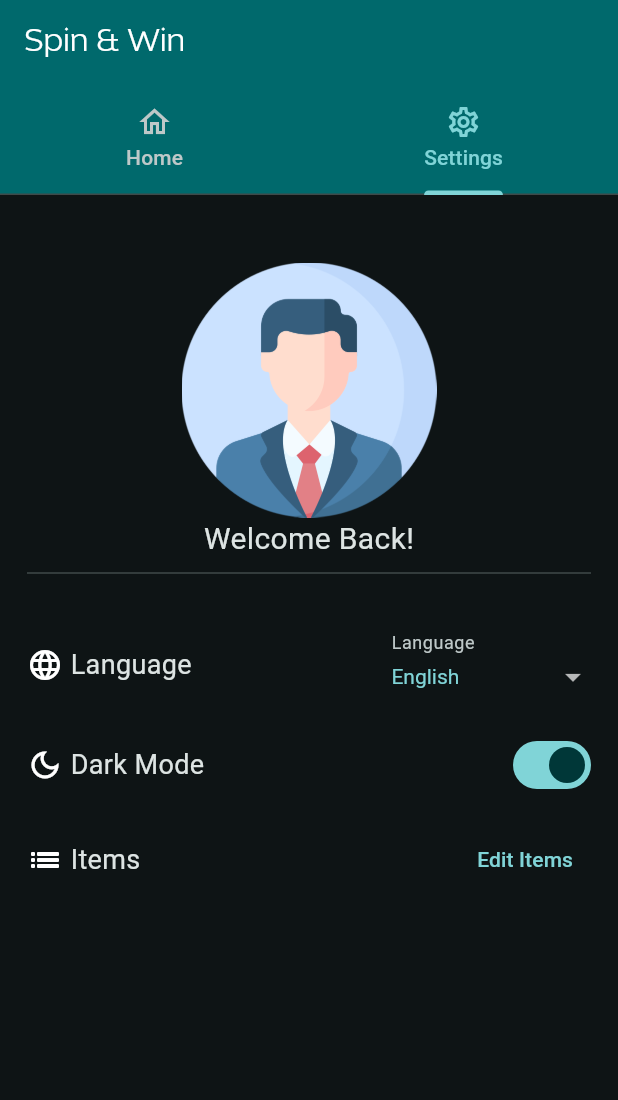
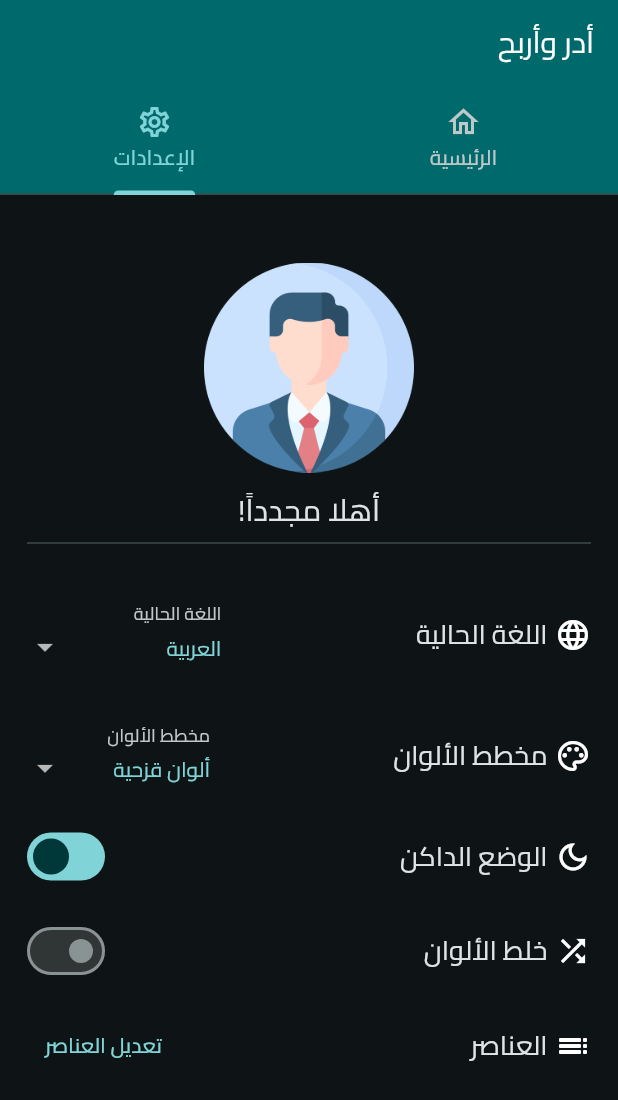
Before and after one commit to MohammadBali/Spin_The_Wheel, a Flutter app: the screen it shows after launch, tab 2 chosen, on a phone screen of 412 x 824 dp. Shown: the top 1100 px of the screen. Run offline on Flutter 3.47's test engine with Material 3 defaults, Android fonts, the light colour scheme and no system bars; our stand-ins replace animated_splash_screen, audioplayers, bloc, conditional_builder_null_safety, flutter_bloc, flutter_fortune_wheel and 4 more; accounts and stored records are empty.

Commit message:
Independent Experiment UI Changes Wheel Color Repaint
Stable: 1.0.2

```diff
--- a/lib/layout/cubit/cubit.dart
+++ b/lib/layout/cubit/cubit.dart
@@ -176,6 +176,8 @@ class AppCubit extends Cubit<AppStates>
   ///List of Colors
   late List<Color> wheelColors;
 
+  ///Shuffle Colors?
+  bool shuffleColors=false;
 
   ///Set The Colors Range for the Wheel
   void setWheelColors()
@@ -183,11 +185,38 @@ class AppCubit extends Cubit<AppStates>
     wheelColors = generateHarmoniousColors(
       currentColorScheme(),
       count: 12, // Generate 12 harmonious colors
+      isRainbow: currentColorChoice != colorChoices[0]? false : true,
     );
 
-    wheelColors.shuffle();
+    if(shuffleColors)
+    {
+      wheelColors.shuffle();
+    }
 
     emit(AppChangeWheelColorsState());
+  }
+
+  ///Set Shuffle Colors
+  void changeShuffleColor()
+  {
+    shuffleColors = !shuffleColors;
+    emit(AppSetShuffleColorState());
+  }
+
+  ///List of Color Choices
+  List<String> colorChoices=['rainbow_choices', 'color_scheme_choices'];
+
+  ///Current Color Choice; aka rainbow Choice
+  static String? currentColorChoice;
+
+  ///Set The Choice
+  void setCurrentColorChoice(String value)
+  {
+    colorChoices.contains(value)
+      ?currentColorChoice = value
+      :currentColorChoice = colorChoices[0];
+
+    emit(AppSetCurrentColorChoiceState());
   }
   //--------------------------------------------------\\
 
--- a/lib/layout/cubit/states.dart
+++ b/lib/layout/cubit/states.dart
@@ -87,7 +87,13 @@ class AppSpinWheelErrorState extends AppStates{
 
 class AppSpinWheelNoMoreAttemptsState extends AppStates{}
 
+//WHEEL COLORS
+
 class AppChangeWheelColorsState extends AppStates{}
+
+class AppSetShuffleColorState extends AppStates{}
+
+class AppSetCurrentColorChoiceState extends AppStates{}
 
 //------------------------------------
 
--- a/lib/main.dart
+++ b/lib/main.dart
@@ -15,7 +15,11 @@ Future<void> main() async
 
   //Load Language using Localization
   AppCubit.language= CacheHelper.getData(key: 'language');
-  AppCubit.language ??= 'en';
+  AppCubit.language ??= 'ar';
+
+
+  AppCubit.currentColorChoice = CacheHelper.getData(key: 'currentColorChoice');
+  AppCubit.currentColorChoice??='rainbow_choices';
 
   // Set the Initial Local; Language
   await Localization.load(Locale(AppCubit.language!));
--- a/lib/modules/Home/Home.dart
+++ b/lib/modules/Home/Home.dart
@@ -1,5 +1,4 @@
 import 'dart:async';
-import 'dart:math';
 import 'package:audioplayers/audioplayers.dart';
 import 'package:conditional_builder_null_safety/conditional_builder_null_safety.dart';
 import 'package:flutter_fortune_wheel/flutter_fortune_wheel.dart';
@@ -233,8 +232,10 @@ class _HomeState extends State<Home> {
         return FortuneItem(
           child: Text(
               choice.label!,
+              overflow: TextOverflow.ellipsis,
+              maxLines: 2,
               style: TextStyle(
-                fontSize: 18,
+                fontSize: 16,
                 fontFamily: AppCubit.language == 'ar'
                     ?'Cairo'
                     :'WithoutSans'
--- a/lib/modules/Items/Edit_Items.dart
+++ b/lib/modules/Items/Edit_Items.dart
@@ -1,7 +1,6 @@
 import 'package:spinning_wheel/models/ItemModel/ItemModel.dart';
 import 'package:spinning_wheel/shared/components/Imports/default_imports.dart';
 import 'package:spinning_wheel/shared/components/app_components.dart';
-import 'package:string_extensions/string_extensions.dart';
 
 class EditItems extends StatefulWidget {
   ItemModel item;
--- a/lib/modules/Items/Items.dart
+++ b/lib/modules/Items/Items.dart
@@ -3,7 +3,6 @@ import 'package:spinning_wheel/models/ItemModel/ItemModel.dart';
 import 'package:spinning_wheel/modules/Items/Edit_Items.dart';
 import 'package:spinning_wheel/shared/components/Imports/default_imports.dart';
 import 'package:spinning_wheel/shared/components/app_components.dart';
-import 'package:string_extensions/string_extensions.dart';
 
 class AllItems extends StatefulWidget {
   const AllItems({super.key});
--- a/lib/modules/Settings/Settings.dart
+++ b/lib/modules/Settings/Settings.dart
@@ -12,7 +12,9 @@ class _SettingsState extends State<Settings> {
 
   List<String> listOfLanguages = ['ar','en'];
 
-  String currentLanguage= AppCubit.language??='en';
+  String currentLanguage= AppCubit.language??='ar';
+
+  String currentColorChoice = AppCubit.currentColorChoice??='rainbow_choices';
 
   @override
   Widget build(BuildContext context)
@@ -58,13 +60,15 @@ class _SettingsState extends State<Settings> {
 
       Center(
         child: CircleAvatar(
-          radius: 85,
+          radius: 70,
           backgroundColor: Colors.transparent,
           child: Image(
             image: AssetImage('assets/images/personal/personal.png'),
           ),
         ),
       ),
+
+      const SizedBox(height: 10,),
 
       Text(
         '${Localization.translate('welcome_back')}!',
@@ -132,7 +136,87 @@ class _SettingsState extends State<Settings> {
                             child: Row(
                               children: [
                                 Text(
-                                    value == 'ar' ? 'Arabic' : 'English'
+                                  value == 'ar' ? Localization.translate('arabic') : Localization.translate('english'),
+                                  style: TextStyle(fontFamily: AppCubit.language == 'ar'? 'Cairo' : null),
+                                ),
+                              ],
+                            ),
+                          );
+                        }).toList(),
+                      ),
+                    ),
+                  );
+                },
+              ),
+            ),
+          ),
+        ],
+      ),
+
+      const SizedBox(height: 25,),
+
+      Row(
+        mainAxisAlignment: MainAxisAlignment.start,
+        children:
+        [
+          const Icon(Icons.color_lens_outlined),
+
+          const SizedBox(width: 5,),
+
+          Text(
+            Localization.translate('coloring_scheme'),
+            style: textStyleBuilder(fontSize: 18),
+          ),
+
+          const Spacer(),
+
+          Expanded(
+            child: Align(
+              alignment: AlignmentDirectional.centerStart,
+              child: FormField<String>(
+                builder: (FormFieldState<String> state) {
+                  return InputDecorator(
+                    decoration: InputDecoration(
+                      enabledBorder: InputBorder.none,
+                      border: InputBorder.none,
+                      focusedBorder: InputBorder.none,
+                      errorStyle:const TextStyle(color: Colors.redAccent, fontSize: 16.0),
+                      labelText: Localization.translate('coloring_scheme'),
+                    ),
+
+                    child: DropdownButtonHideUnderline(
+                      child: DropdownButton<String>(
+                        isExpanded: true,
+                        style: TextStyle(color: cubit.isDarkTheme? defaultDarkColor : defaultColor),
+                        value: currentColorChoice,
+                        isDense: true,
+                        onChanged: (newValue) {
+                          setState(() {
+                            currentColorChoice = newValue!;
+                            state.didChange(newValue);
+
+                            CacheHelper.saveData(key: 'currentColorChoice', value: newValue).then((value){
+                              cubit.setCurrentColorChoice(newValue);
+
+                            }).catchError((error)
+                            {
+                              debugPrint('ERROR WHILE SWITCHING COLOR SCHEME, ${error.toString()}');
+                              snackBarBuilder(message: error.toString(), context: context);
+                            });
+                          });
+                        },
+
+                        items: cubit.colorChoices.map((String value) {
+                          return DropdownMenuItem<String>(
+                            value: value,
+                            child: Row(
+                              children: [
+                                Expanded(
+                                  child: Text(
+                                    Localization.translate(value),
+                                    overflow: TextOverflow.ellipsis,
+                                    style: TextStyle(fontFamily: AppCubit.language == 'ar'? 'Cairo' : null),
+                                  ),
                                 ),
                               ],
                             ),
@@ -187,6 +271,39 @@ class _SettingsState extends State<Settings> {
         mainAxisAlignment: MainAxisAlignment.start,
         children:
         [
+          Icon(
+              cubit.shuffleColors
+                  ?Icons.shuffle_on_outlined
+                  :Icons.shuffle_outlined
+          ),
+
+          const SizedBox(width: 5,),
+
+          Text(
+            Localization.translate('shuffle_color'),
+            style: textStyleBuilder(fontSize: 18),
+          ),
+
+          const Spacer(),
+
+          Switch(
+            value: cubit.shuffleColors,
+            padding: EdgeInsets.zero,
+            onChanged: (val)
+            {
+              cubit.changeShuffleColor();
+            },
+
+          ),
+        ],
+      ),
+
+      const SizedBox(height: 15,),
+
+      Row(
+        mainAxisAlignment: MainAxisAlignment.start,
+        children:
+        [
           Icon(Icons.list_outlined),
 
           const SizedBox(width: 5,),
--- a/lib/shared/components/Localization/languages.dart
+++ b/lib/shared/components/Localization/languages.dart
@@ -19,6 +19,9 @@ const Map<String,String> en={
   'exit':'Exit',
   'language_name_general_settings':'Language',
 
+  'arabic':'Arabic',
+
+  'english':'English',
 
   //App Bar
   'appBar_title_home':'Spin & Win',
@@ -83,6 +86,8 @@ const Map<String,String> en={
 
   'welcome_back':'Welcome Back',
   'dark_mode':'Dark Mode',
+
+  'shuffle_color':'Shuffle Colors',
   'sign_out':'Sign Out & Exit',
 
   'items':'Items',
@@ -90,6 +95,12 @@ const Map<String,String> en={
   'items_details':'Items Details',
 
   'edit_items':'Edit Items',
+
+  'coloring_scheme':'Scheme',
+
+  'rainbow_choices':'Rainbow Colors',
+
+  'color_scheme_choices':'From Current Scheme',
 
   //--------------------------------------------------------------------\\
 
@@ -156,7 +167,11 @@ const Map<String,String> ar={
 
   'error':'حدث خطأ أثناء العملية',
   'exit':'الخروج',
-  'language_name_general_settings':'اللغة',
+  'language_name_general_settings':'اللغة الحالية',
+
+  'arabic':'العربية',
+
+  'english':'الإنجليزية',
 
   //App Bar
 
@@ -224,6 +239,8 @@ const Map<String,String> ar={
 
   'dark_mode':'الوضع الداكن',
 
+  'shuffle_color':'خلط الألوان',
+
   'sign_out':'تسجيل الخروج والإغلاق',
 
   'items':'العناصر',
@@ -231,6 +248,14 @@ const Map<String,String> ar={
   'items_details':'تفاصيل العناصر',
 
   'edit_items':'تعديل العناصر',
+
+  'coloring_scheme':'مخطط الألوان',
+
+  'rainbow_choices':'ألوان قزحية',
+
+  'color_scheme_choices':'من مخطط الألوان الحالي',
+
+
 
   //--------------------------------------------------------------------\\
 
--- a/lib/shared/components/app_components.dart
+++ b/lib/shared/components/app_components.dart
@@ -1,5 +1,6 @@
 import 'dart:ui';
 
+import 'package:hexcolor/hexcolor.dart';
 import 'Imports/default_imports.dart';
 
 ///Checks if a String is numeric
@@ -11,8 +12,34 @@ bool isNumeric(String? s) {
 }
 
 ///Generate Colors
-List<Color> generateHarmoniousColors(ColorScheme colorScheme, {int count = 10}) {
-  // Base colors from ColorScheme
+List<Color> generateHarmoniousColors(ColorScheme colorScheme, {int count = 10, bool isRainbow=true}) {
+
+  if(isRainbow)
+  {
+    //List Of Rainbow colors
+    List<Color> preferred=
+    [
+      HexColor('3ac7fd'),
+      HexColor('0bcee0'),
+      HexColor('5dda76'),
+      HexColor('fdfc2e'),
+      HexColor('fec321'),
+      HexColor('ff8c56'),
+      HexColor('ff3b2b'),
+      HexColor('ff4433'),
+      HexColor('bb4fb4'),
+      HexColor('9b5ac0'),
+      HexColor('5d6bd4'),
+    ];
+
+
+    return preferred;
+  }
+
+  else
+  {
+    //Base colors from ColorScheme
+
     List<Color> baseColors = [
       colorScheme.primary,
       colorScheme.secondary,
@@ -42,6 +69,10 @@ List<Color> generateHarmoniousColors(ColorScheme colorScheme, {int count = 10})
     return generatedColors;
   }
 
+
+
+}
+
 ///Generate a Text Style regarding the color depending on the fillColor passed
 TextStyle generateTextStyle(Color fillColor) {
   // Check brightness to decide contrasting text color
@@ -51,6 +82,6 @@ TextStyle generateTextStyle(Color fillColor) {
   return TextStyle(
     color: textColor,
     fontFamily: AppCubit.language == 'ar' ? 'Cairo' : 'WithoutSans',
-    fontSize: 16, // Adjust font size as needed
+    fontSize: 12, // Adjust font size as needed
   );
 }
```
Also changed, not shown: 1 other file. Lines whose indentation alone changed are shown as unchanged.
